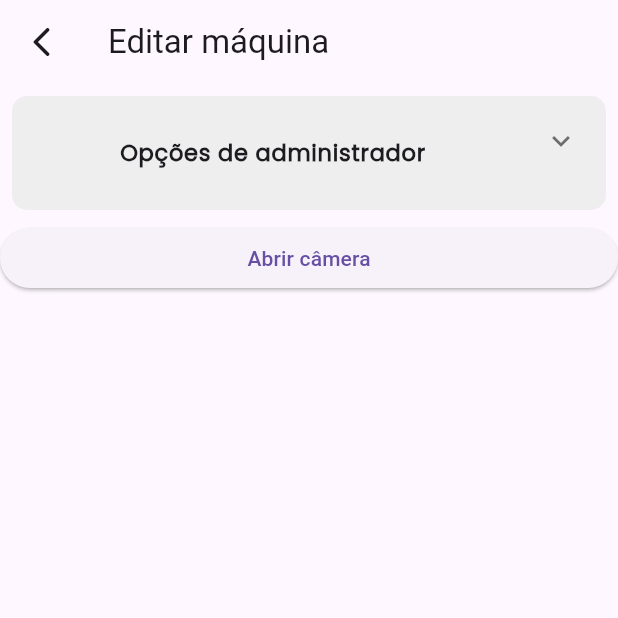
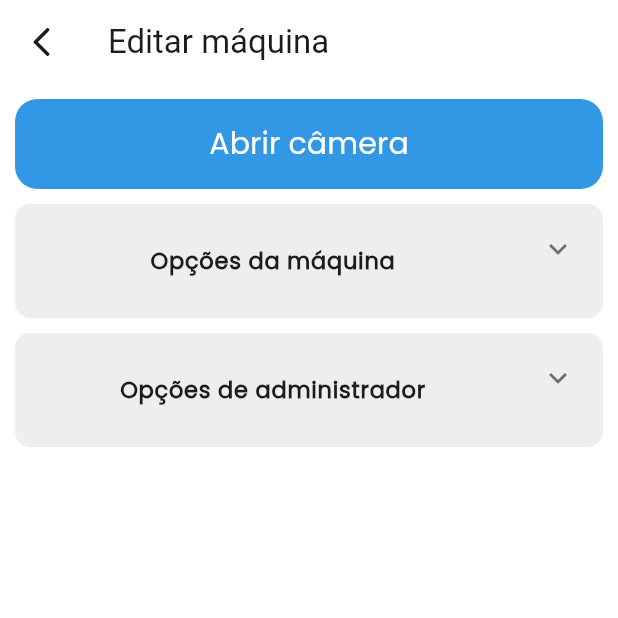
Before and after one commit to JMiguelsilva2003/PCQI, a Flutter app: the MachineEdit screen opened directly with empty values, after a tap on "Abrir câmera", on a phone screen of 412 x 824 dp, the top half of it. Run offline on Flutter 3.47's test engine with Material 3 defaults, Android fonts, the phone set to English and light mode, and no system bars; drawn by our look-alikes of expandable; our stand-ins replace animated_background, awesome_dialog, camera, marquee, permission_handler, persistent_bottom_nav_bar_v2 and 2 more; missing offline and left inert: loading_icon_button; accounts and stored records are empty.

Commit message:
Estilizando tela de edição de máquina

```diff
--- a/pcqi_app/lib/screens/machine_edit.dart
+++ b/pcqi_app/lib/screens/machine_edit.dart
@@ -39,18 +39,65 @@ class _MachineEditState extends State<MachineEdit> {
     return Consumer<ProviderSectorList>(
       builder: (context, value, child) {
         return Scaffold(
+          backgroundColor: AppColors.branco,
           appBar: AppBar(
+            backgroundColor: AppColors.branco,
             leading: IconButton(
               icon: const Icon(Icons.arrow_back_ios_rounded),
               onPressed: () => Navigator.pop(context),
             ),
             title: const Text("Editar máquina"),
           ),
-          body: ListView(
+          body: Padding(
+            padding: const EdgeInsets.all(10),
+            child: ListView(
               children: [
-              Container(
+                buildGoToCameraScreenButton(),
+
+                SizedBox(height: 10),
+
+                buildCameraOptions(),
+
+                SizedBox(height: 10),
+
+                buildAdminOptions(),
+              ],
+            ),
+          ),
+        );
+      },
+    );
+  }
+
+  Widget buildGoToCameraScreenButton() => SizedBox(
+    height: 60,
+    child: ElevatedButton(
+      onPressed: () {
+        final provider = context.read<ProviderSectorList>();
+
+        int? machineIDInt = int.tryParse(machineID);
+        if (machineIDInt != null) {
+          MachineModel? machine = provider.getSingleMachineFromSector(
+            machineIDInt,
+          );
+
+          if (machine != null) {
+            int sectorID = machine.sectorId!;
+
+            Navigator.of(context, rootNavigator: true).pushNamed(
+              '/camera',
+              arguments: {'sectorID': sectorID, 'machineID': machineID},
+            );
+          }
+        }
+      },
+      style: AppStyles.buttonStyleElevatedButton,
+      child: Text("Abrir câmera", style: AppStyles.textStyleElevatedButton),
+    ),
+  );
+
+  Widget buildAdminOptions() => Container(
     padding: EdgeInsets.all(10),
-                margin: EdgeInsets.all(8),
     decoration: BoxDecoration(
       color: AppColors.cinzaClaro,
       borderRadius: BorderRadius.circular(10),
@@ -125,18 +172,14 @@ class _MachineEditState extends State<MachineEdit> {
                       ? AppColors.azulBebe
                       : AppColors.cinzaClaro,
                 ),
-                            child: Icon(
-                              Icons.pause_rounded,
-                              color: AppColors.azulEscuro,
-                            ),
+                child: Icon(Icons.pause_rounded, color: AppColors.azulEscuro),
               ),
 
               ElevatedButton(
                 onPressed: isAdminMachineCommandEnabled
                     ? () async {
                         await sendAdminRequest(
-                                      RequestTypeAdminMachineControl
-                                          .ejectManual,
+                          RequestTypeAdminMachineControl.ejectManual,
                         );
                       }
                     : null,
@@ -153,48 +196,45 @@ class _MachineEditState extends State<MachineEdit> {
                       ? AppColors.azulBebe
                       : AppColors.cinzaClaro,
                 ),
-                            child: Icon(
-                              Icons.eject,
-                              color: AppColors.azulEscuro,
-                            ),
+                child: Icon(Icons.eject, color: AppColors.azulEscuro),
               ),
             ],
           ),
         ],
       ),
     ),
-              ),
-              ElevatedButton(
-                onPressed: () {
-                  final provider = context.read<ProviderSectorList>();
-
-                  int? machineIDInt = int.tryParse(machineID);
-                  if (machineIDInt != null) {
-                    MachineModel? machine = provider.getSingleMachineFromSector(
-                      machineIDInt,
   );
 
-                    if (machine != null) {
-                      int sectorID = machine.sectorId!;
+  Widget buildCameraOptions() => Container(
+    padding: EdgeInsets.all(10),
+    decoration: BoxDecoration(
+      color: AppColors.cinzaClaro,
+      borderRadius: BorderRadius.circular(10),
+    ),
 
-                      Navigator.of(context, rootNavigator: true).pushNamed(
-                        '/camera',
-                        arguments: {
-                          'sectorID': sectorID,
-                          'machineID': machineID,
-                        },
-                      );
-                    }
-                  }
-                },
-                child: Text("Abrir câmera"),
+    child: ExpandablePanel(
+      header: Center(
+        child: ListTile(
+          title: Text(
+            "Opções da máquina",
+            textAlign: TextAlign.center,
+            style: AppStyles.textStyleOptionsTab,
+          ),
+        ),
+      ),
+      collapsed: SizedBox(width: 1),
+      expanded: Column(
+        mainAxisAlignment: MainAxisAlignment.center,
+        crossAxisAlignment: CrossAxisAlignment.start,
+        children: [
+          Text(
+            'ID da máquina: $machineID',
+            style: AppStyles.textStyleDropdownItem,
           ),
         ],
       ),
+    ),
   );
-      },
-    );
-  }
 
   Future<void> sendAdminRequest(RequestTypeAdminMachineControl request) async {
     try {
```
Lines whose indentation alone changed are shown as unchanged.
